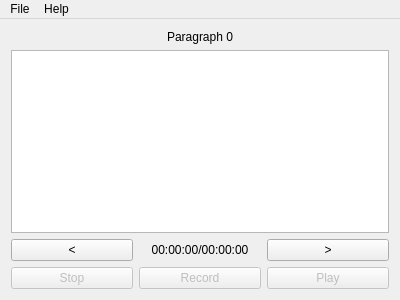
First picture: the form in narrativedirector.ui, repository divark/narrative-director, before the edit.
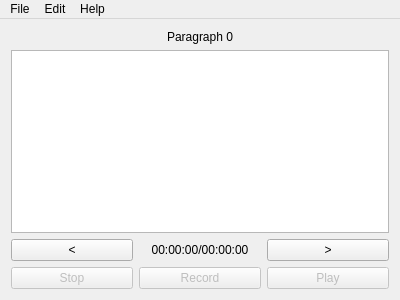
Second picture: the form after the edit.

What changed in the file:
```diff
--- a/narrativedirector.ui
+++ b/narrativedirector.ui
@@ -123,7 +123,14 @@
     </property>
     <addaction name="actionAbout_Narrative_Director"/>
    </widget>
+   <widget class="QMenu" name="menuEdit">
+    <property name="title">
+     <string>Edit</string>
+    </property>
+    <addaction name="actionPreferences"/>
+   </widget>
    <addaction name="menuFile"/>
+   <addaction name="menuEdit"/>
    <addaction name="menuHelp"/>
   </widget>
   <action name="actionNew">
```
Left out of the diff: 7 changed lines with no effect on the pictures.
